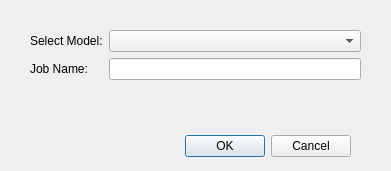
Old version of the form Code/Source/Plugins/org.sv.gui.qt.simulation/src/internal/svSimJobCreate.ui in the repository SimVascular/SimVascular.
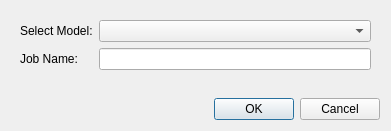
New version of the form.

Commit message: use qt layout for all gui to avoid small size in Windows

```diff
--- a/Code/Source/Plugins/org.sv.gui.qt.simulation/src/internal/svSimJobCreate.ui
+++ b/Code/Source/Plugins/org.sv.gui.qt.simulation/src/internal/svSimJobCreate.ui
@@ -10,37 +10,15 @@
     <x>0</x>
     <y>0</y>
     <width>391</width>
-    <height>171</height>
+    <height>131</height>
    </rect>
   </property>
   <property name="windowTitle">
    <string>Create Simulation Job</string>
   </property>
-  <widget class="QDialogButtonBox" name="buttonBox">
-   <property name="geometry">
-    <rect>
-     <x>10</x>
-     <y>130</y>
-     <width>341</width>
-     <height>32</height>
-    </rect>
-   </property>
-   <property name="orientation">
-    <enum>Qt::Horizontal</enum>
-   </property>
-   <property name="standardButtons">
-    <set>QDialogButtonBox::Cancel|QDialogButtonBox::Ok</set>
-   </property>
-  </widget>
+  <layout class="QVBoxLayout" name="verticalLayout">
+   <item>
   <widget class="QWidget" name="widget" native="true">
-   <property name="geometry">
-    <rect>
-     <x>30</x>
-     <y>30</y>
-     <width>331</width>
-     <height>91</height>
-    </rect>
-   </property>
    <layout class="QFormLayout" name="formLayout">
     <item row="0" column="0">
      <widget class="QLabel" name="label">
@@ -68,6 +46,18 @@
     </item>
    </layout>
   </widget>
+   </item>
+   <item>
+    <widget class="QDialogButtonBox" name="buttonBox">
+     <property name="orientation">
+      <enum>Qt::Horizontal</enum>
+     </property>
+     <property name="standardButtons">
+      <set>QDialogButtonBox::Cancel|QDialogButtonBox::Ok</set>
+     </property>
+    </widget>
+   </item>
+  </layout>
  </widget>
  <resources/>
  <connections/>
```
Lines whose indentation alone changed are shown as unchanged. The commit also changes 8 other files.
